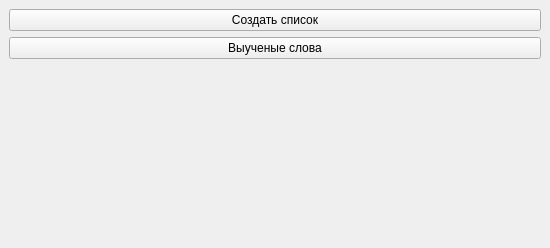
Before: the Qt Designer form code/uis/main.ui in vmitforjob/LearnEnglish, drawn with Qt 5.
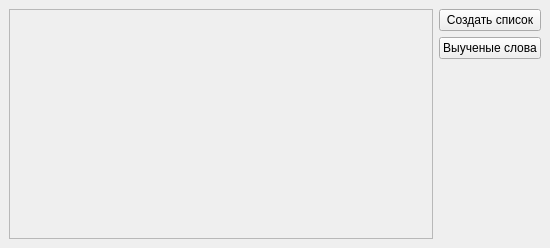
After: the same form once the commit is applied. Icons and pictures are not drawn.

The edit to the form file:
```diff
--- a/code/uis/main.ui
+++ b/code/uis/main.ui
@@ -16,7 +16,45 @@
   <widget class="QWidget" name="centralwidget">
    <layout class="QHBoxLayout" name="horizontalLayout">
     <item>
-     <layout class="QVBoxLayout" name="layout_lists"/>
+     <layout class="QVBoxLayout" name="layout_lists">
+      <item>
+       <widget class="QScrollArea" name="scrollArea">
+        <property name="widgetResizable">
+         <bool>true</bool>
+        </property>
+        <widget class="QWidget" name="widget_list">
+         <property name="geometry">
+          <rect>
+           <x>0</x>
+           <y>0</y>
+           <width>374</width>
+           <height>226</height>
+          </rect>
+         </property>
+         <property name="sizePolicy">
+          <sizepolicy hsizetype="Expanding" vsizetype="Expanding">
+           <horstretch>0</horstretch>
+           <verstretch>0</verstretch>
+          </sizepolicy>
+         </property>
+         <layout class="QVBoxLayout" name="layout_scroll">
+          <property name="leftMargin">
+           <number>0</number>
+          </property>
+          <property name="topMargin">
+           <number>0</number>
+          </property>
+          <property name="rightMargin">
+           <number>0</number>
+          </property>
+          <property name="bottomMargin">
+           <number>0</number>
+          </property>
+         </layout>
+        </widget>
+       </widget>
+      </item>
+     </layout>
     </item>
     <item>
      <layout class="QVBoxLayout" name="layout_buttons" stretch="0,0,0">
```
